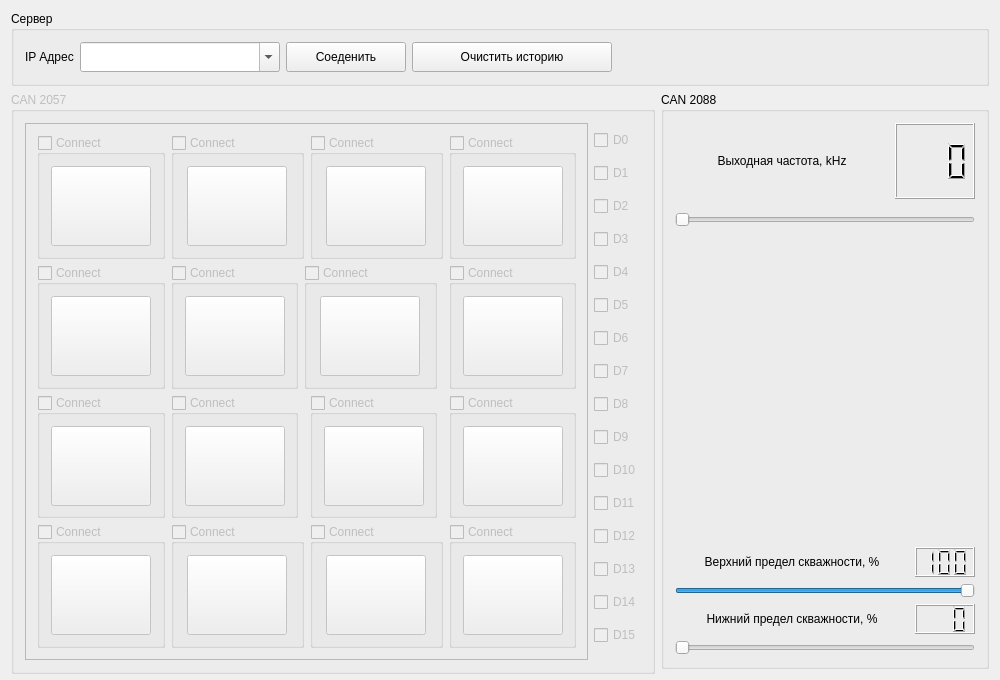
The window that Megatron-client/client.ui (sseitov/Megatron) describes before a commit, drawn with Qt 5.
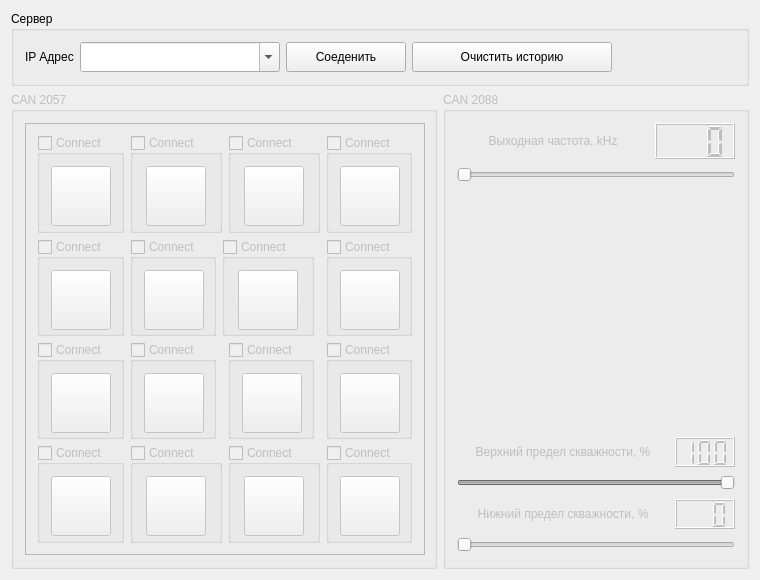
The same window after the commit. Custom widgets are drawn as their Qt base class.

Patch:
```diff
--- a/Megatron-client/client.ui
+++ b/Megatron-client/client.ui
@@ -6,34 +6,46 @@
    <rect>
     <x>0</x>
     <y>0</y>
-    <width>1000</width>
-    <height>680</height>
+    <width>760</width>
+    <height>580</height>
    </rect>
   </property>
   <property name="minimumSize">
    <size>
-    <width>1000</width>
-    <height>680</height>
+    <width>760</width>
+    <height>580</height>
    </size>
   </property>
   <property name="maximumSize">
    <size>
-    <width>1000</width>
-    <height>680</height>
+    <width>770</width>
+    <height>580</height>
    </size>
   </property>
   <property name="windowTitle">
    <string>Megatron</string>
   </property>
-  <layout class="QVBoxLayout" name="verticalLayout_2">
+  <layout class="QVBoxLayout" name="verticalLayout_3">
    <item>
     <widget class="QGroupBox" name="groupBox">
+     <property name="maximumSize">
+      <size>
+       <width>16777215</width>
+       <height>80</height>
+      </size>
+     </property>
      <property name="title">
       <string>Сервер</string>
      </property>
      <layout class="QHBoxLayout" name="horizontalLayout_22">
       <item>
        <widget class="QLabel" name="label">
+        <property name="maximumSize">
+         <size>
+          <width>16777215</width>
+          <height>20</height>
+         </size>
+        </property>
         <property name="text">
          <string>IP Адрес</string>
         </property>
@@ -124,14 +136,14 @@
        </property>
        <property name="minimumSize">
         <size>
-         <width>120</width>
-         <height>582</height>
+         <width>0</width>
+         <height>0</height>
         </size>
        </property>
        <property name="maximumSize">
         <size>
-         <width>1200</width>
-         <height>582</height>
+         <width>426</width>
+         <height>480</height>
         </size>
        </property>
        <property name="title">
@@ -143,13 +155,19 @@
        <property name="checked">
         <bool>false</bool>
        </property>
-       <layout class="QHBoxLayout" name="horizontalLayout_11">
+       <layout class="QVBoxLayout" name="verticalLayout">
         <item>
          <widget class="QFrame" name="frame">
+          <property name="minimumSize">
+           <size>
+            <width>400</width>
+            <height>400</height>
+           </size>
+          </property>
           <property name="maximumSize">
            <size>
-            <width>618</width>
-            <height>582</height>
+            <width>400</width>
+            <height>440</height>
            </size>
           </property>
           <property name="frameShape">
@@ -175,14 +193,14 @@
                <widget class="QPushButton" name="button13">
                 <property name="minimumSize">
                  <size>
-                  <width>100</width>
-                  <height>80</height>
+                  <width>60</width>
+                  <height>60</height>
                  </size>
                 </property>
                 <property name="maximumSize">
                  <size>
-                  <width>100</width>
-                  <height>80</height>
+                  <width>60</width>
+                  <height>60</height>
                  </size>
                 </property>
                 <property name="text">
@@ -209,14 +227,14 @@
                <widget class="QPushButton" name="button9">
                 <property name="minimumSize">
                  <size>
-                  <width>100</width>
-                  <height>80</height>
+                  <width>60</width>
+                  <height>60</height>
                  </size>
                 </property>
                 <property name="maximumSize">
                  <size>
-                  <width>100</width>
-                  <height>80</height>
+                  <width>60</width>
+                  <height>60</height>
                  </size>
                 </property>
                 <property name="text">
@@ -243,14 +261,14 @@
                <widget class="QPushButton" name="button4">
                 <property name="minimumSize">
                  <size>
-                  <width>100</width>
-                  <height>80</height>
+                  <width>60</width>
+                  <height>60</height>
                  </size>
                 </property>
                 <property name="maximumSize">
                  <size>
-                  <width>100</width>
-                  <height>80</height>
+                  <width>60</width>
+                  <height>60</height>
                  </size>
                 </property>
                 <property name="text">
@@ -277,14 +295,14 @@
                <widget class="QPushButton" name="button5">
                 <property name="minimumSize">
                  <size>
-                  <width>100</width>
-                  <height>80</height>
+                  <width>60</width>
+                  <height>60</height>
                  </size>
                 </property>
                 <property name="maximumSize">
                  <size>
-                  <width>100</width>
-                  <height>80</height>
+                  <width>60</width>
+                  <height>60</height>
                  </size>
                 </property>
                 <property name="text">
@@ -311,14 +329,14 @@
                <widget class="QPushButton" name="button11">
                 <property name="minimumSize">
                  <size>
-                  <width>100</width>
-                  <height>80</height>
+                  <width>60</width>
+                  <height>60</height>
                  </size>
                 </property>
                 <property name="maximumSize">
                  <size>
-                  <width>100</width>
-                  <height>80</height>
+                  <width>60</width>
+                  <height>60</height>
                  </size>
                 </property>
                 <property name="text">
@@ -345,14 +363,14 @@
                <widget class="QPushButton" name="button12">
                 <property name="minimumSize">
                  <size>
-                  <width>100</width>
-                  <height>80</height>
+                  <width>60</width>
+                  <height>60</height>
                  </size>
                 </property>
                 <property name="maximumSize">
                  <size>
-                  <width>100</width>
-                  <height>80</height>
+                  <width>60</width>
+                  <height>60</height>
                  </size>
                 </property>
                 <property name="text">
@@ -379,14 +397,14 @@
                <widget class="QPushButton" name="button10">
                 <property name="minimumSize">
                  <size>
-                  <width>100</width>
-                  <height>80</height>
+                  <width>60</width>
+                  <height>60</height>
                  </size>
                 </property>
                 <property name="maximumSize">
                  <size>
-                  <width>100</width>
-                  <height>80</height>
+                  <width>60</width>
+                  <height>60</height>
                  </size>
                 </property>
                 <property name="text">
@@ -413,14 +431,14 @@
                <widget class="QPushButton" name="button6">
                 <property name="minimumSize">
                  <size>
-                  <width>100</width>
-                  <height>80</height>
+                  <width>60</width>
+                  <height>60</height>
                  </size>
                 </property>
                 <property name="maximumSize">
                  <size>
-                  <width>100</width>
-                  <height>80</height>
+                  <width>60</width>
+                  <height>60</height>
                  </size>
                 </property>
                 <property name="text">
@@ -447,14 +465,14 @@
                <widget class="QPushButton" name="button1">
                 <property name="minimumSize">
                  <size>
-                  <width>100</width>
-                  <height>80</height>
+                  <width>60</width>
+                  <height>60</height>
                  </size>
                 </property>
                 <property name="maximumSize">
                  <size>
-                  <width>100</width>
-                  <height>80</height>
+                  <width>60</width>
+                  <height>60</height>
                  </size>
                 </property>
                 <property name="text">
@@ -481,14 +499,14 @@
                <widget class="QPushButton" name="button15">
                 <property name="minimumSize">
                  <size>
-                  <width>100</width>
-                  <height>80</height>
+                  <width>60</width>
+                  <height>60</height>
                  </size>
                 </property>
                 <property name="maximumSize">
                  <size>
-                  <width>100</width>
-                  <height>80</height>
+                  <width>60</width>
+                  <height>60</height>
                  </size>
                 </property>
                 <property name="text">
@@ -515,14 +533,14 @@
                <widget class="QPushButton" name="button3">
                 <property name="minimumSize">
                  <size>
-                  <width>100</width>
-                  <height>80</height>
+                  <width>60</width>
+                  <height>60</height>
                  </size>
                 </property>
                 <property name="maximumSize">
                  <size>
-                  <width>100</width>
-                  <height>80</height>
+                  <width>60</width>
+                  <height>60</height>
                  </size>
                 </property>
                 <property name="text">
@@ -549,14 +567,14 @@
                <widget class="QPushButton" name="button2">
                 <property name="minimumSize">
                  <size>
-                  <width>100</width>
-                  <height>80</height>
+                  <width>60</width>
+                  <height>60</height>
                  </size>
                 </property>
                 <property name="maximumSize">
                  <size>
-                  <width>100</width>
-                  <height>80</height>
+                  <width>60</width>
+                  <height>60</height>
                  </size>
                 </property>
                 <property name="text">
@@ -583,14 +601,14 @@
                <widget class="QPushButton" name="button14">
                 <property name="minimumSize">
                  <size>
-                  <width>100</width>
-                  <height>80</height>
+                  <width>60</width>
+                  <height>60</height>
                  </size>
                 </property>
                 <property name="maximumSize">
                  <size>
-                  <width>100</width>
-                  <height>80</height>
+                  <width>60</width>
+                  <height>60</height>
                  </size>
                 </property>
                 <property name="text">
@@ -617,14 +635,14 @@
                <widget class="QPushButton" name="button8">
                 <property name="minimumSize">
                  <size>
-                  <width>100</width>
-                  <height>80</height>
+                  <width>60</width>
+                  <height>60</height>
                  </size>
                 </property>
                 <property name="maximumSize">
                  <size>
-                  <width>100</width>
-                  <height>80</height>
+                  <width>60</width>
+                  <height>60</height>
                  </size>
                 </property>
                 <property name="text">
@@ -651,14 +669,14 @@
                <widget class="QPushButton" name="button0">
                 <property name="minimumSize">
                  <size>
-                  <width>100</width>
-                  <height>80</height>
+                  <width>60</width>
+                  <height>60</height>
                  </size>
                 </property>
                 <property name="maximumSize">
                  <size>
-                  <width>100</width>
-                  <height>80</height>
+                  <width>60</width>
+                  <height>60</height>
                  </size>
                 </property>
                 <property name="text">
@@ -685,14 +703,14 @@
                <widget class="QPushButton" name="button7">
                 <property name="minimumSize">
                  <size>
-                  <width>100</width>
-                  <height>80</height>
+                  <width>60</width>
+                  <height>60</height>
                  </size>
                 </property>
                 <property name="maximumSize">
                  <size>
-                  <width>100</width>
-                  <height>80</height>
+                  <width>60</width>
+                  <height>60</height>
                  </size>
                 </property>
                 <property name="text">
@@ -706,129 +724,25 @@
           </layout>
          </widget>
         </item>
-        <item>
-         <layout class="QVBoxLayout" name="verticalLayout_19">
-          <item>
-           <widget class="QCheckBox" name="d0">
-            <property name="text">
-             <string>D0</string>
-            </property>
-           </widget>
-          </item>
-          <item>
-           <widget class="QCheckBox" name="d1">
-            <property name="text">
-             <string>D1</string>
-            </property>
-           </widget>
-          </item>
-          <item>
-           <widget class="QCheckBox" name="d2">
-            <property name="text">
-             <string>D2</string>
-            </property>
-           </widget>
-          </item>
-          <item>
-           <widget class="QCheckBox" name="d3">
-            <property name="text">
-             <string>D3</string>
-            </property>
-           </widget>
-          </item>
-          <item>
-           <widget class="QCheckBox" name="d4">
-            <property name="text">
-             <string>D4</string>
-            </property>
-           </widget>
-          </item>
-          <item>
-           <widget class="QCheckBox" name="d5">
-            <property name="text">
-             <string>D5</string>
-            </property>
-           </widget>
-          </item>
-          <item>
-           <widget class="QCheckBox" name="d6">
-            <property name="text">
-             <string>D6</string>
-            </property>
-           </widget>
-          </item>
-          <item>
-           <widget class="QCheckBox" name="d7">
-            <property name="text">
-             <string>D7</string>
-            </property>
-           </widget>
-          </item>
-          <item>
-           <widget class="QCheckBox" name="d8">
-            <property name="text">
-             <string>D8</string>
-            </property>
-           </widget>
-          </item>
-          <item>
-           <widget class="QCheckBox" name="d9">
-            <property name="text">
-             <string>D9</string>
-            </property>
-           </widget>
-          </item>
-          <item>
-           <widget class="QCheckBox" name="d10">
-            <property name="text">
-             <string>D10</string>
-            </property>
-           </widget>
-          </item>
-          <item>
-           <widget class="QCheckBox" name="d11">
-            <property name="text">
-             <string>D11</string>
-            </property>
-           </widget>
-          </item>
-          <item>
-           <widget class="QCheckBox" name="d12">
-            <property name="text">
-             <string>D12</string>
-            </property>
-           </widget>
-          </item>
-          <item>
-           <widget class="QCheckBox" name="d13">
-            <property name="text">
-             <string>D13</string>
-            </property>
-           </widget>
-          </item>
-          <item>
-           <widget class="QCheckBox" name="d14">
-            <property name="text">
-             <string>D14</string>
-            </property>
-           </widget>
-          </item>
-          <item>
-           <widget class="QCheckBox" name="d15">
-            <property name="text">
-             <string>D15</string>
-            </property>
-           </widget>
-          </item>
-         </layout>
-        </item>
        </layout>
       </widget>
      </item>
      <item>
       <widget class="JoystickControl" name="joystick">
        <property name="enabled">
-        <bool>true</bool>
+        <bool>false</bool>
+       </property>
+       <property name="minimumSize">
+        <size>
+         <width>0</width>
+         <height>436</height>
+        </size>
+       </property>
+       <property name="maximumSize">
+        <size>
+         <width>16777215</width>
+         <height>480</height>
+        </size>
        </property>
        <property name="title">
         <string>CAN 2088</string>
@@ -839,7 +753,7 @@
        <property name="checked">
         <bool>false</bool>
        </property>
-       <layout class="QVBoxLayout" name="verticalLayout">
+       <layout class="QVBoxLayout" name="verticalLayout_2">
         <item>
          <layout class="QHBoxLayout" name="horizontalLayout_19">
           <item>
@@ -899,7 +813,7 @@
           <property name="maximumSize">
            <size>
             <width>16777215</width>
-            <height>30</height>
+            <height>20</height>
            </size>
           </property>
           <property name="minimum">
@@ -914,20 +828,50 @@
          </widget>
         </item>
         <item>
-         <widget class="JoystickMonitor" name="joystickMonitor" native="true">
-          <property name="minimumSize">
-           <size>
-            <width>300</width>
-            <height>300</height>
-           </size>
-          </property>
-          <property name="maximumSize">
-           <size>
-            <width>300</width>
-            <height>300</height>
-           </size>
-          </property>
-         </widget>
+         <layout class="QHBoxLayout" name="horizontalLayout_11">
+          <item>
+           <spacer name="horizontalSpacer_2">
+            <property name="orientation">
+             <enum>Qt::Horizontal</enum>
+            </property>
+            <property name="sizeHint" stdset="0">
+             <size>
+              <width>40</width>
+              <height>20</height>
+             </size>
+            </property>
+           </spacer>
+          </item>
+          <item>
+           <widget class="JoystickMonitor" name="joystickMonitor" native="true">
+            <property name="minimumSize">
+             <size>
+              <width>240</width>
+              <height>240</height>
+             </size>
+            </property>
+            <property name="maximumSize">
+             <size>
+              <width>240</width>
+              <height>240</height>
+             </size>
+            </property>
+           </widget>
+          </item>
+          <item>
+           <spacer name="horizontalSpacer_3">
+            <property name="orientation">
+             <enum>Qt::Horizontal</enum>
+            </property>
+            <property name="sizeHint" stdset="0">
+             <size>
+              <width>40</width>
+              <height>20</height>
+             </size>
+            </property>
+           </spacer>
+          </item>
+         </layout>
         </item>
         <item>
          <layout class="QHBoxLayout" name="horizontalLayout_20">
@@ -979,6 +923,12 @@
         </item>
         <item>
          <widget class="QSlider" name="lowLimit">
+          <property name="maximumSize">
+           <size>
+            <width>16777215</width>
+            <height>20</height>
+           </size>
+          </property>
           <property name="minimum">
            <number>0</number>
           </property>
@@ -1037,6 +987,12 @@
         </item>
         <item>
          <widget class="QSlider" name="highLimit">
+          <property name="maximumSize">
+           <size>
+            <width>16777215</width>
+            <height>20</height>
+           </size>
+          </property>
           <property name="minimum">
            <number>0</number>
           </property>
```
Left out of the diff: 2 changed lines with no effect on the pictures.
